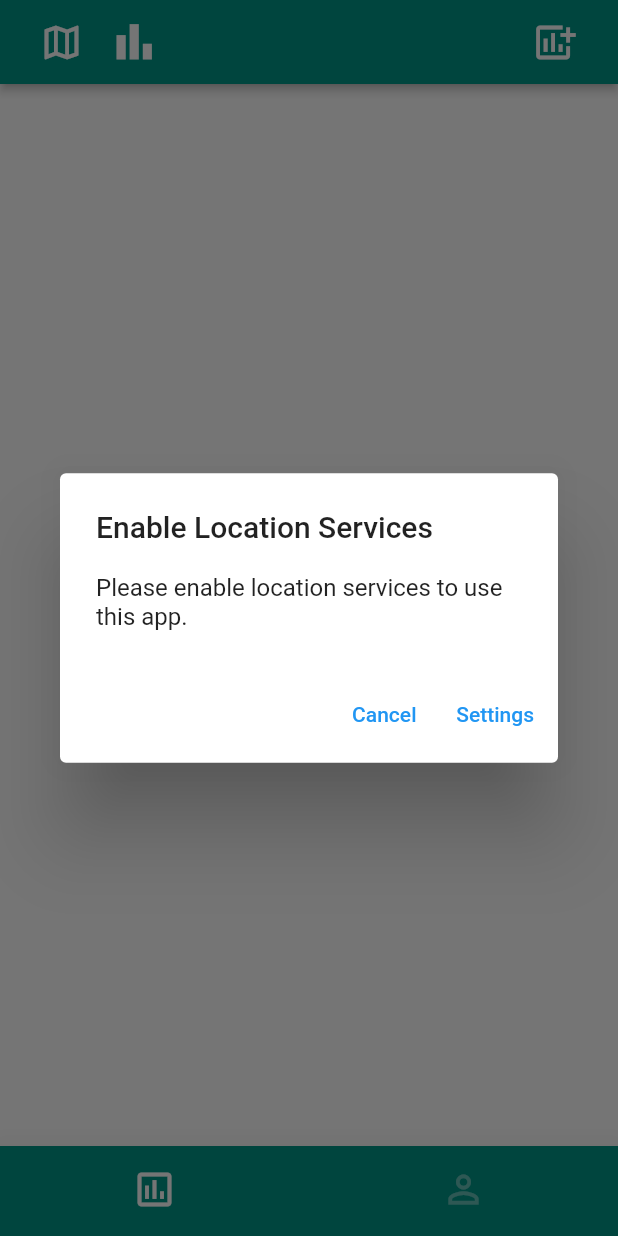
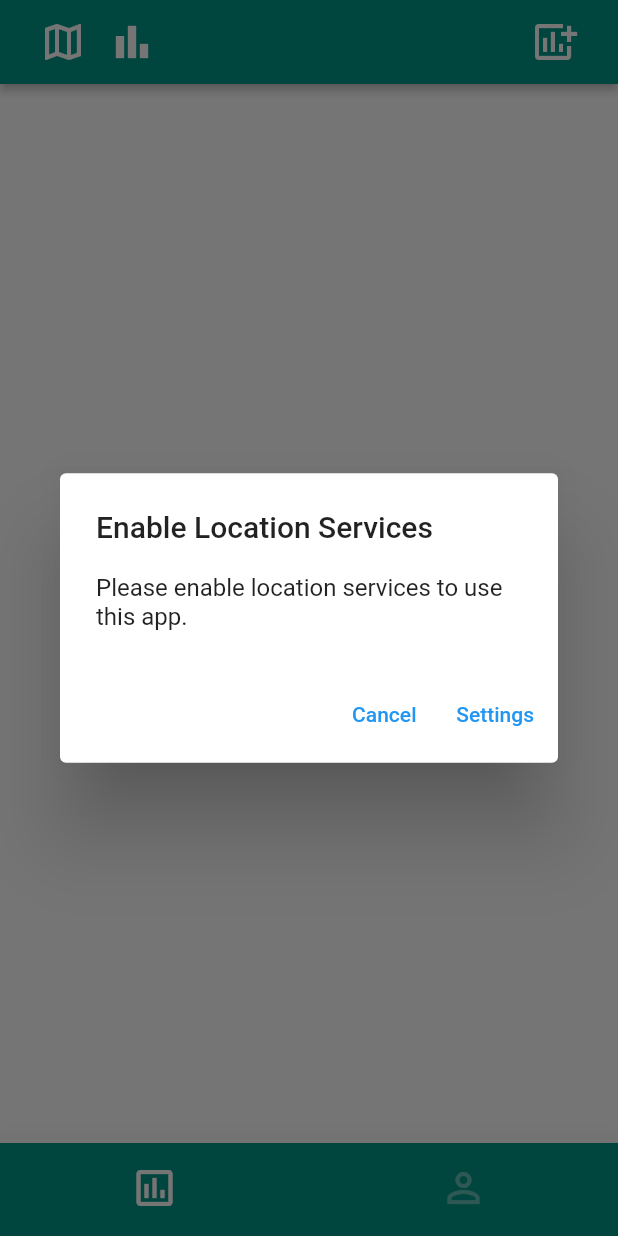
Before and after one commit to nickeastmond/Pollar, a Flutter app: the screen it shows once a user with an empty profile is signed in, on a phone screen of 412 x 824 dp. Run offline on Flutter 3.47's test engine with Material 2 defaults, Android fonts, the phone set to English and light mode, and no system bars; our stand-ins replace cloud_firestore, email_validator, firebase_auth, firebase_core, flutter_map, geocoding and 7 more; missing offline and left inert: dart:ffi; accounts and stored records are empty.

Commit message:
Increased Size of buttons a bit

```diff
--- a/lib/navigation/navigation_page.dart
+++ b/lib/navigation/navigation_page.dart
@@ -21,7 +21,7 @@ class NavigationPage extends StatefulWidget {
 }
 
 class NavigationPageState extends State<NavigationPage> {
-  static double iconSize = 30;
+  static double iconSize = 32;
   static double elevation = 2.5;
 
   int tabSelected = 0; // initially tab selected is poll feed
@@ -49,7 +49,7 @@ class NavigationPageState extends State<NavigationPage> {
           elevation: elevation,
           backgroundColor: theme.primaryColor,
           leading: Padding(
-            padding: const EdgeInsets.symmetric(horizontal: 18.0),
+            padding: const EdgeInsets.only(left: 18.0),
             child: IconButton(
               icon: Icon(
                 Icons.map_outlined,
@@ -82,9 +82,9 @@ class NavigationPageState extends State<NavigationPage> {
               ),
             ),
           ],
-          title: const Icon(
+          title: Icon(
             Icons.bar_chart,
-            size: 35,
+            size: iconSize,
           ),
         ),
         bottomNavigationBar: Container(
@@ -139,9 +139,8 @@ class NavigationPageState extends State<NavigationPage> {
           //children: const [FeedPage(), ProfilePage()],
           children: [
             ChangeNotifierProvider(
-              create: (_) => FeedProvider()..fetchItems(),
-              child: const FeedPage()
-            ),
+                create: (_) => FeedProvider()..fetchItems(),
+                child: const FeedPage()),
             const ProfilePage(),
           ],
         ),
```
